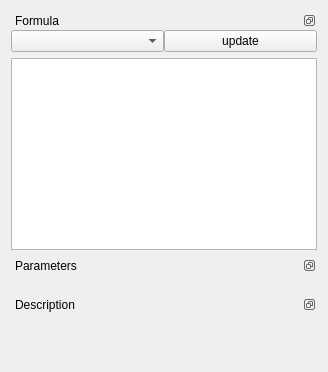
Above: chisurf/models/parse/parseWidget.ui from Fluorescence-Tools/chisurf before the change. Below: the same form after it.
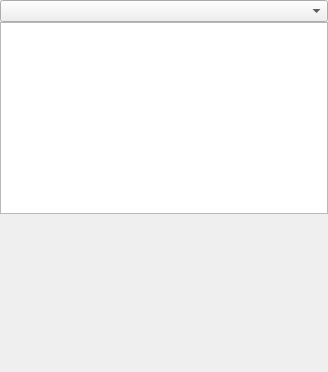
That is the form after the change.

Commit message: Worked on models.parse

```diff
--- a/chisurf/models/parse/parseWidget.ui
+++ b/chisurf/models/parse/parseWidget.ui
@@ -14,102 +14,40 @@
    <string>Form</string>
   </property>
   <layout class="QVBoxLayout" name="verticalLayout_5">
+   <property name="spacing">
+    <number>0</number>
+   </property>
+   <property name="leftMargin">
+    <number>0</number>
+   </property>
+   <property name="topMargin">
+    <number>0</number>
+   </property>
+   <property name="rightMargin">
+    <number>0</number>
+   </property>
+   <property name="bottomMargin">
+    <number>0</number>
+   </property>
    <item>
-    <widget class="QDockWidget" name="dockWidget">
-     <property name="floating">
+    <widget class="QComboBox" name="comboBox">
+     <property name="editable">
       <bool>false</bool>
      </property>
-     <property name="features">
-      <set>QDockWidget::DockWidgetFloatable|QDockWidget::DockWidgetMovable</set>
+     <property name="sizeAdjustPolicy">
+      <enum>QComboBox::AdjustToMinimumContentsLength</enum>
      </property>
-     <property name="windowTitle">
-      <string>Formula</string>
-     </property>
-     <widget class="QWidget" name="dockWidgetContents">
-      <layout class="QGridLayout" name="gridLayout">
-       <property name="margin">
-        <number>0</number>
-       </property>
-       <property name="spacing">
-        <number>0</number>
-       </property>
-       <item row="0" column="1">
-        <widget class="QComboBox" name="comboBox">
-         <property name="editable">
-          <bool>false</bool>
-         </property>
-         <property name="sizeAdjustPolicy">
-          <enum>QComboBox::AdjustToMinimumContentsLength</enum>
-         </property>
-        </widget>
-       </item>
-       <item row="0" column="2">
-        <widget class="QPushButton" name="toolButton">
-         <property name="text">
-          <string>update</string>
-         </property>
-        </widget>
-       </item>
-      </layout>
-     </widget>
     </widget>
    </item>
    <item>
     <widget class="QPlainTextEdit" name="plainTextEdit"/>
    </item>
    <item>
-    <widget class="QDockWidget" name="dockWidget_2">
-     <property name="features">
-      <set>QDockWidget::DockWidgetFloatable|QDockWidget::DockWidgetMovable</set>
+    <layout class="QGridLayout" name="gridLayout_2">
+     <property name="spacing">
+      <number>0</number>
      </property>
-     <property name="windowTitle">
-      <string>Parameters</string>
-     </property>
-     <widget class="QWidget" name="dockWidgetContents_2">
-      <layout class="QVBoxLayout" name="verticalLayout_2">
-       <property name="spacing">
-        <number>0</number>
-       </property>
-       <property name="margin">
-        <number>0</number>
-       </property>
-       <item>
-        <layout class="QGridLayout" name="gridLayout_2">
-         <property name="spacing">
-          <number>0</number>
-         </property>
-        </layout>
-       </item>
-      </layout>
-     </widget>
-    </widget>
-   </item>
-   <item>
-    <widget class="QDockWidget" name="dockWidget_3">
-     <property name="features">
-      <set>QDockWidget::DockWidgetFloatable|QDockWidget::DockWidgetMovable</set>
-     </property>
-     <property name="windowTitle">
-      <string>Description</string>
-     </property>
-     <widget class="QWidget" name="dockWidgetContents_3">
-      <layout class="QVBoxLayout" name="verticalLayout_6">
-       <property name="spacing">
-        <number>0</number>
-       </property>
-       <property name="margin">
-        <number>0</number>
-       </property>
-       <item>
-        <layout class="QVBoxLayout" name="verticalLayout_4">
-         <property name="spacing">
-          <number>0</number>
-         </property>
-        </layout>
-       </item>
-      </layout>
-     </widget>
-    </widget>
+    </layout>
    </item>
    <item>
     <spacer name="verticalSpacer">
```
Left out of the diff: 45 changed lines with no effect on the pictures. The commit also changes 10 other files.
